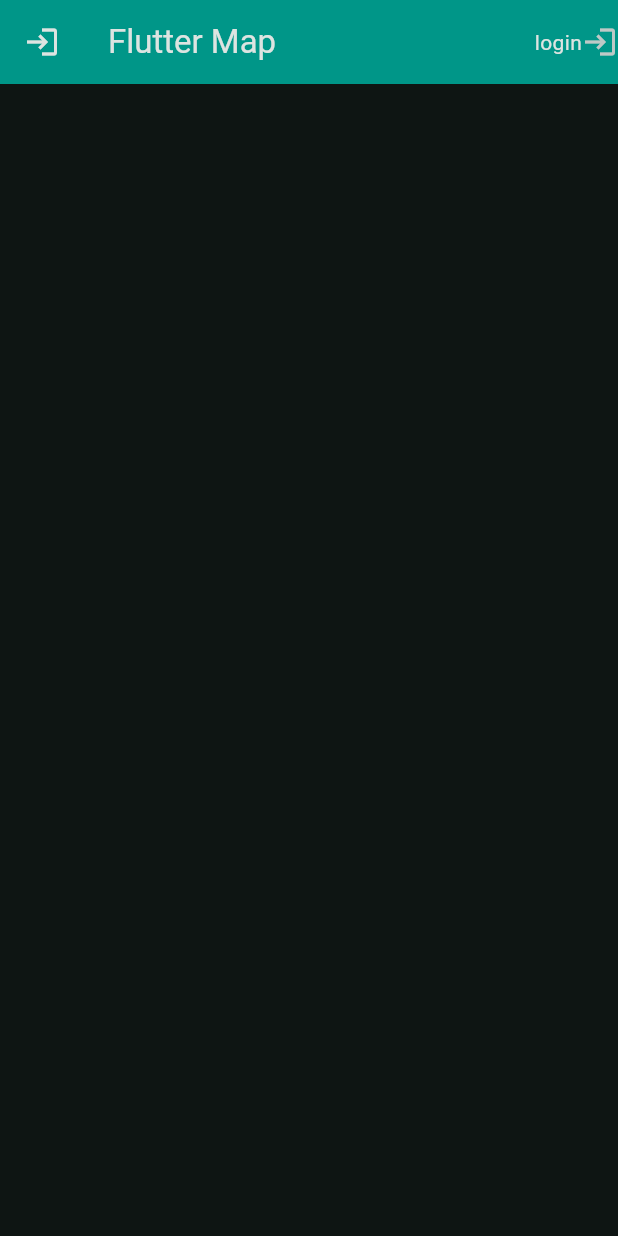
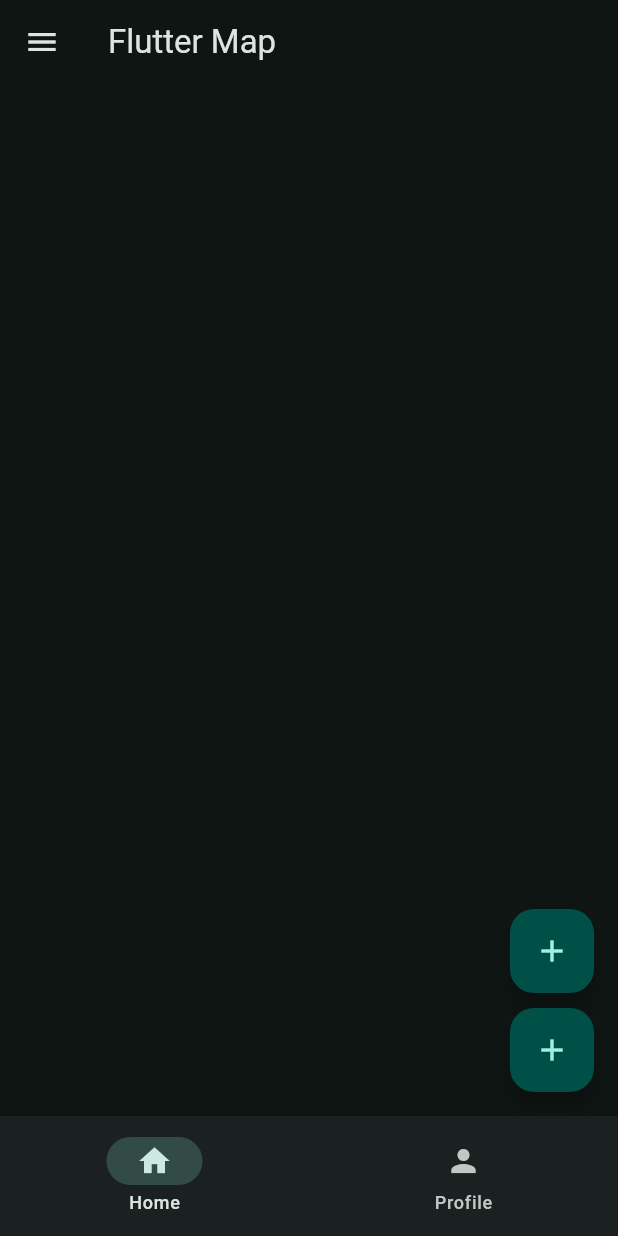
Before and after one commit to gitnassima20/study-buddy, a Flutter app: the screen it shows after launch, on a phone screen of 412 x 824 dp. Run offline on Flutter 3.47's test engine with Material 3 defaults, Android fonts, the phone set to English and light mode, and no system bars.

Commit message:
feat(design): add scaffold with appbar, navigationbar and a drawer

```diff
--- a/lib/main.dart
+++ b/lib/main.dart
@@ -22,11 +22,29 @@ class MyApp extends StatelessWidget {
         ),
       ),
       home: Scaffold(
-        appBar: AppBar(
-          title: Text('Flutter Map'),
-          leading: Icon(Icons.login),
-          actions: [Text('login'), Icon(Icons.login)],
-          backgroundColor: Colors.teal,
+        appBar: AppBar(title: Text('Flutter Map')),
+        drawer: Drawer(
+          child: Column(
+            children: [
+              DrawerHeader(child: Text('Menu')),
+              ListTile(title: Text('Logout')),
+            ],
+          ),
+        ),
+        floatingActionButton: Column(
+          mainAxisSize: MainAxisSize.min,
+          children: [
+            FloatingActionButton(onPressed: () {}, child: Icon(Icons.add)),
+            SizedBox(height: 10.0),
+            FloatingActionButton(onPressed: () {}, child: Icon(Icons.add)),
+          ],
+        ),
+        bottomNavigationBar: NavigationBar(
+          destinations: [
+            NavigationDestination(icon: Icon(Icons.home), label: 'Home'),
+            NavigationDestination(icon: Icon(Icons.person), label: 'Profile'),
+          ],
+          onDestinationSelected: (int value) {},
         ),
       ),
     );
```
